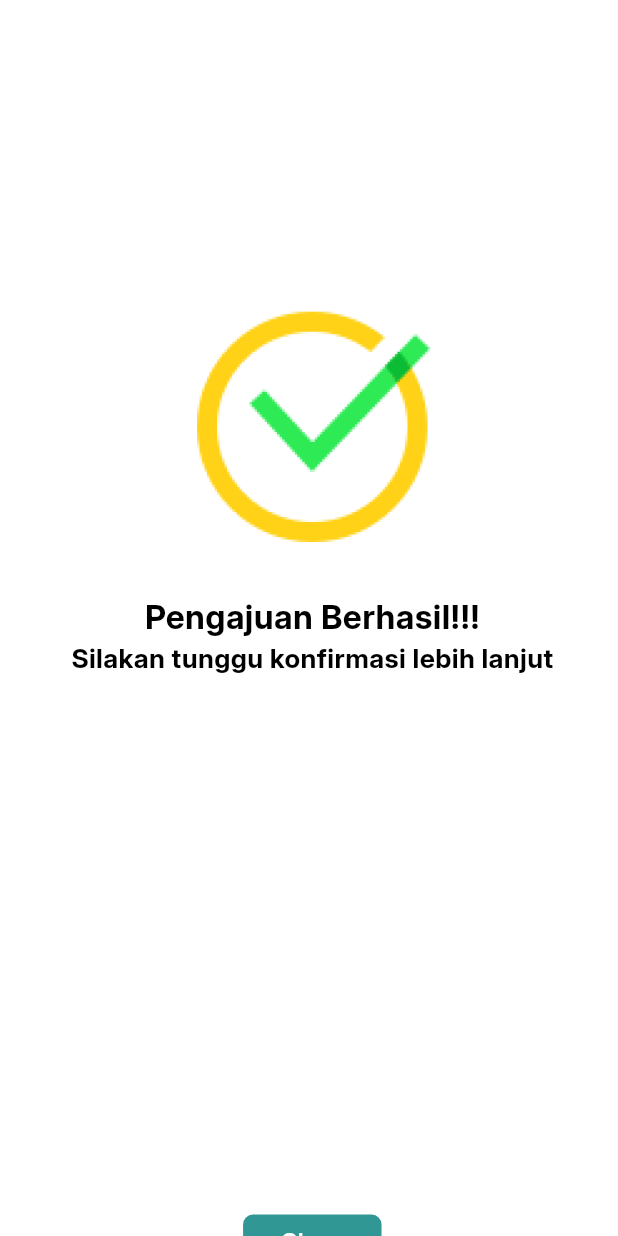
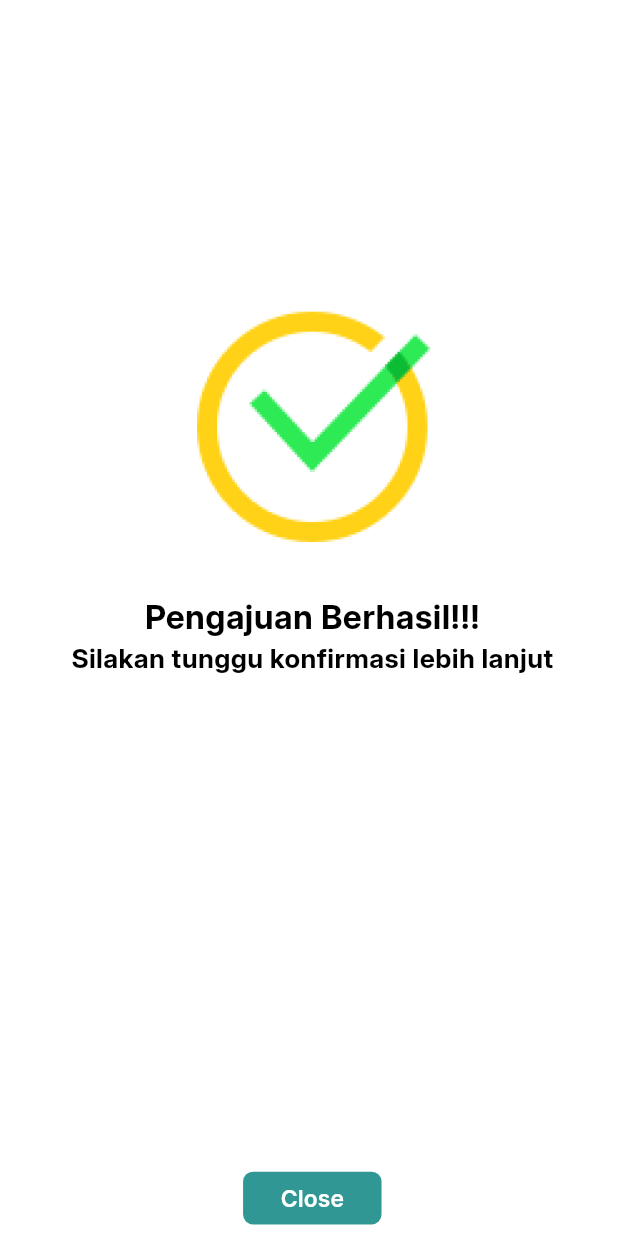
Before and after one commit to rennn9/MBPS-KP, a Flutter app: the SubmitBerhasilScreen screen opened by its route, on a phone screen of 412 x 824 dp. Run offline on Flutter 3.47's test engine with Material 3 defaults, Android fonts, the phone set to English and light mode, and no system bars; our stand-ins replace cached_network_image, connectivity_plus, flutter_svg, flutter_time_picker_spinner, smooth_page_indicator, timelines_plus; project files that could hold a hidden picture were left out.

Commit message:
memperbaiki hal submit

```diff
--- a/lib/presentation/detail_pengajuan_cuti_pimpinan_screen/detail_pengajuan_cuti_pimpinan_screen.dart
+++ b/lib/presentation/detail_pengajuan_cuti_pimpinan_screen/detail_pengajuan_cuti_pimpinan_screen.dart
@@ -184,7 +184,7 @@ class DetailPengajuanCutiPimpinanScreen extends StatelessWidget {
                                         text: "Tolak",
                                         onPressed: () {
                                           Navigator.pushNamed(context,
-                                              '/ddashboard_pimpinan_screen');
+                                              '/dashboard_pimpinan_screen');
                                         },
                                       ),
                                     ),
--- a/lib/presentation/kipapp_pegawai_two_screen/kipapp_pegawai_two_screen.dart
+++ b/lib/presentation/kipapp_pegawai_two_screen/kipapp_pegawai_two_screen.dart
@@ -314,7 +314,7 @@ class _KipappPegawaiTwoScreenState extends State<KipappPegawaiTwoScreen> {
       value: tahun2028one,
       onChanged: (value) {
         setState(() {
-          tahun2024one = value ?? false;
+          tahun2028one = value ?? false;
         });
       },
     );
--- a/lib/presentation/submit_berhasil_screen/submit_berhasil_screen.dart
+++ b/lib/presentation/submit_berhasil_screen/submit_berhasil_screen.dart
@@ -40,7 +40,7 @@ class SubmitBerhasilScreen extends StatelessWidget {
                           "Silakan tunggu konfirmasi lebih lanjut",
                           style: theme.textTheme.titleMedium,
                         ),
-                        SizedBox(height: 326.h),
+                        SizedBox(height: 300.h),
                         CustomElevatedButton(
                           height: 32.h,
                           width: 84.h,
@@ -52,22 +52,6 @@ class SubmitBerhasilScreen extends StatelessWidget {
                       ],
                     ),
                   ),
-                  SizedBox(height: 64.h),
-                  Container(
-                    width: double.maxFinite,
-                    padding: EdgeInsets.symmetric(
-                      horizontal: 14.h,
-                      vertical: 190.h,
-                    ),
-                    decoration: BoxDecoration(
-                      color: appTheme.cyan100,
-                      borderRadius: BorderRadiusStyle.roundedBorder186,
-                    ),
-                    child: Column(
-                      mainAxisSize: MainAxisSize.min,
-                      children: [_buildColumn(context)],
-                    ),
-                  )
                 ],
               ),
             ),
```
